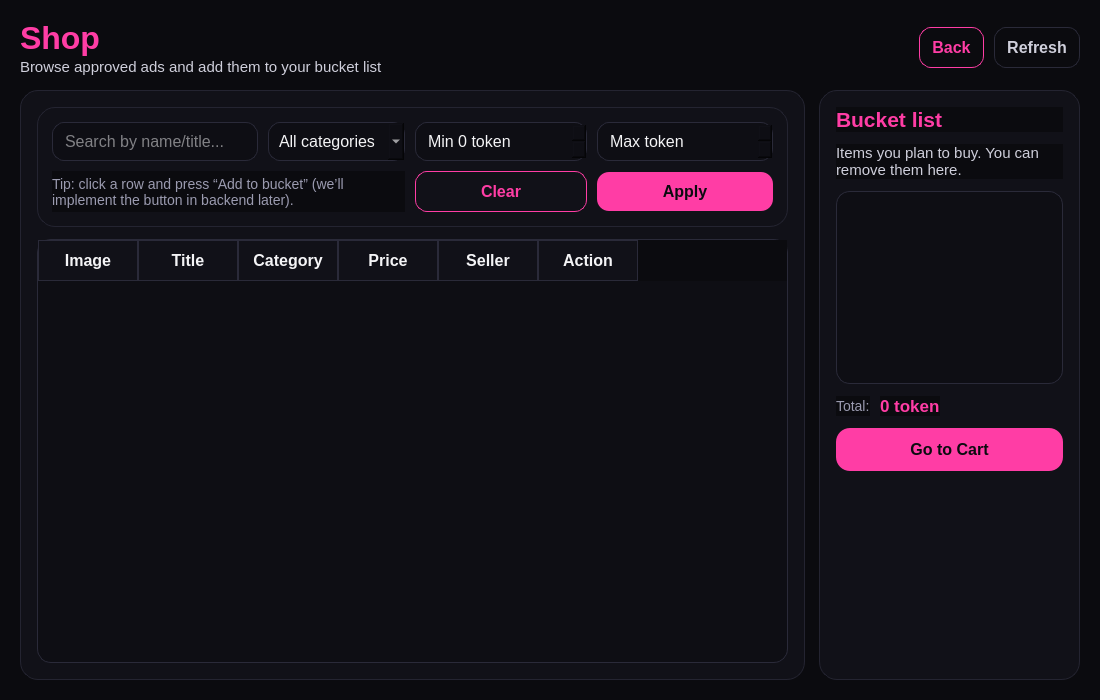
The window that client/shop/shop_page.ui (imMAMZI/kalaNet) describes before a commit, drawn with Qt 5.
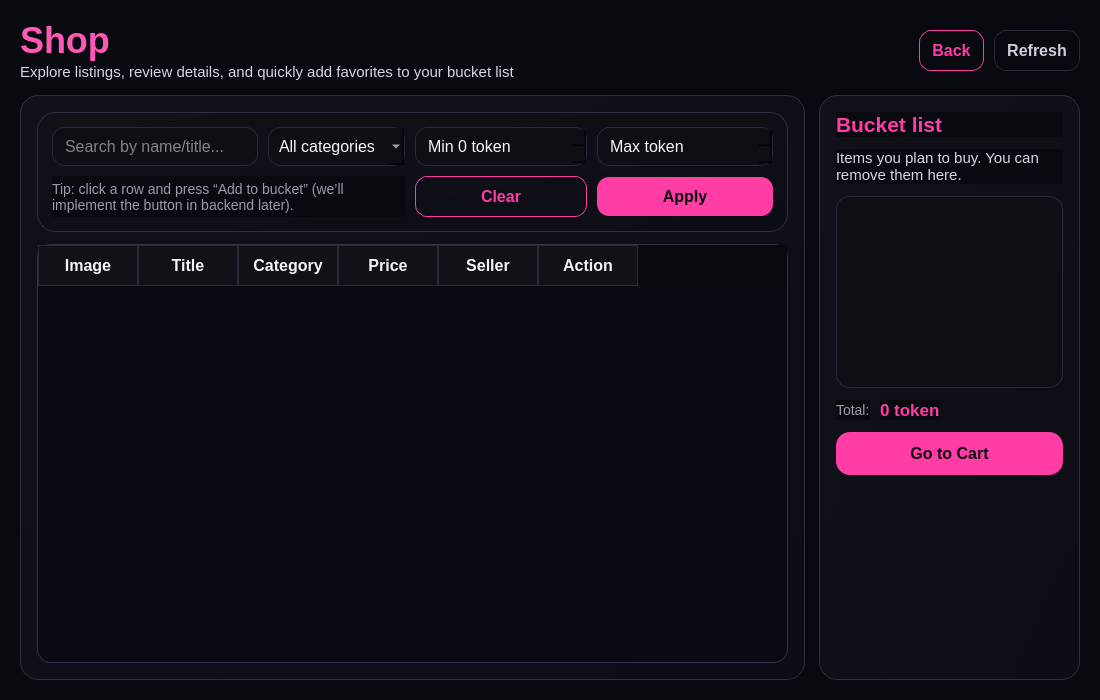
The same window after the commit.

Commit message: Revamp shop UI with review actions and auto refresh after purchase

The edit to the form file:
```diff
--- a/client/shop/shop_page.ui
+++ b/client/shop/shop_page.ui
@@ -18,28 +18,27 @@
         </property>
         <property name="styleSheet">
             <string notr="true">
-                /* ===== Global theme: Pink + Black ===== */
                 QWidget {
-                background: #0B0B0F;
-                color: #F4F4F6;
+                background: #090910;
+                color: #F8F8FF;
                 font-family: "Segoe UI";
                 font-size: 12pt;
                 }
 
                 QLabel#lblTitle {
-                color: #FF3DA5;
-                font-size: 24pt;
+                color: #FF58B6;
+                font-size: 27pt;
                 font-weight: 900;
                 }
 
                 QLabel#lblSubtitle, QLabel#lblBucketHint {
-                color: #CFCFDB;
+                color: #D6D6E5;
                 font-size: 11pt;
                 }
 
                 QFrame#cardLeft, QFrame#cardRight, QFrame#filterBar {
-                background: #111118;
-                border: 1px solid #242431;
+                background: qlineargradient(x1:0, y1:0, x2:1, y2:1, stop:0 #11111A, stop:1 #0D0D15);
+                border: 1px solid #2F2F43;
                 border-radius: 18px;
                 }
 
@@ -104,10 +103,11 @@
                 QPushButton#btnRefreshAds:pressed { background: rgba(255,61,165,0.12); }
 
                 QTableWidget {
-                background: #0E0E14;
-                border: 1px solid #2A2A39;
+                background: #0A0A12;
+                border: 1px solid #323248;
                 border-radius: 14px;
                 gridline-color: #2A2A39;
+                alternate-background-color: #10101A;
                 }
 
                 QHeaderView::section {
@@ -119,9 +119,23 @@
                 }
 
                 QTableWidget::item:selected {
-                background: rgba(255,61,165,0.22);
+                background: rgba(255,61,165,0.24);
                 }
 
+                QPushButton#btnReviewAd {
+                background: transparent;
+                color: #8DD4FF;
+                border: 1px solid #4B6D8A;
+                }
+                QPushButton#btnReviewAd:hover { background: rgba(141,212,255,0.12); }
+
+                QPushButton#btnAddAd {
+                background: #FF3DA5;
+                color: #0B0B0F;
+                border: none;
+                }
+                QPushButton#btnAddAd:hover { background: #FF63B7; }
+
                 QListWidget {
                 background: #0E0E14;
                 border: 1px solid #2A2A39;
@@ -180,7 +194,7 @@
                             <item>
                                 <widget class="QLabel" name="lblSubtitle">
                                     <property name="text">
-                                        <string>Browse approved ads and add them to your bucket list</string>
+                                        <string>Explore listings, review details, and quickly add favorites to your bucket list</string>
                                     </property>
                                 </widget>
                             </item>
```
The commit also changes 3 other files.
